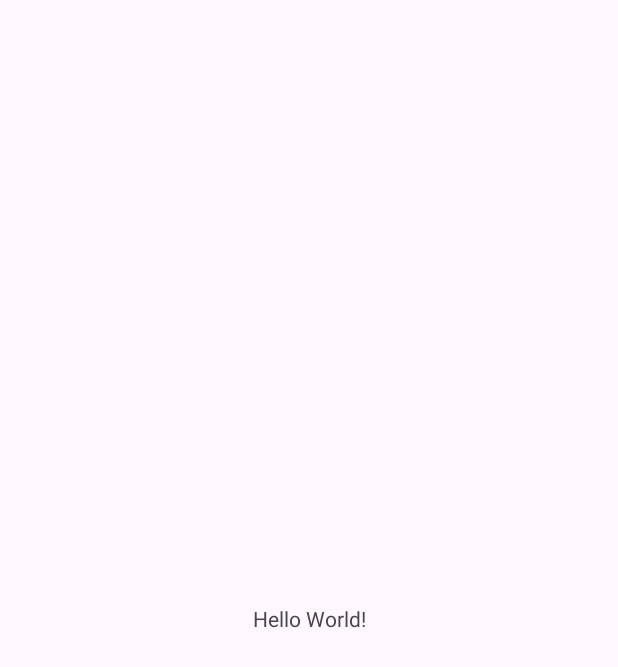
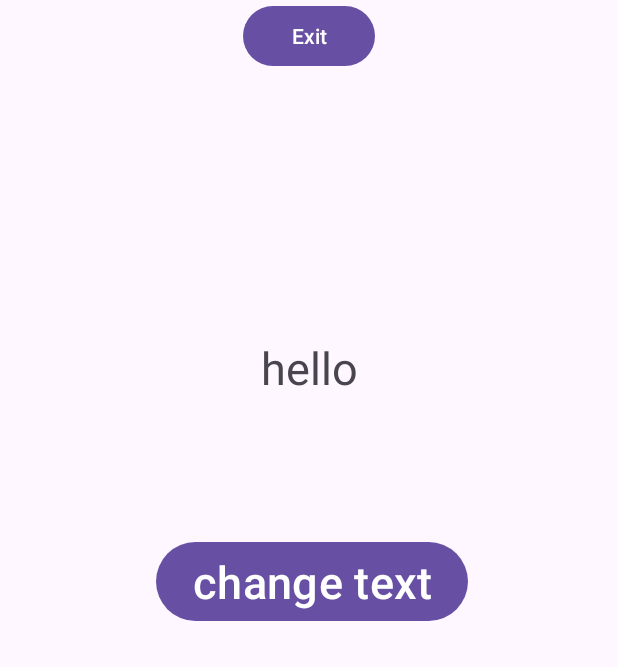
Before and after one commit to Mohmed331/mohamed, an Android app: the screen it shows after launch (MainActivity), on a phone screen of 412 x 824 dp. Before the commit the part shown is almost empty. Shown: the top 667 px of the screen. Run offline under Robolectric (Android 15) with nearby library versions, the phone set to English and light mode, and no system bars.

Commit message:
first ccc

```diff
--- a/app/src/main/java/com/example/myapplication1/MainActivity.java
+++ b/app/src/main/java/com/example/myapplication1/MainActivity.java
@@ -1,6 +1,8 @@
 package com.example.myapplication1;
 
 import android.os.Bundle;
+import android.view.View;
+import android.widget.TextView;
 
 import androidx.activity.EdgeToEdge;
 import androidx.appcompat.app.AppCompatActivity;
@@ -10,15 +12,19 @@ import androidx.core.view.WindowInsetsCompat;
 
 public class MainActivity extends AppCompatActivity {
 
+    private TextView etWelcome;
     @Override
     protected void onCreate(Bundle savedInstanceState) {
         super.onCreate(savedInstanceState);
-        EdgeToEdge.enable(this);
         setContentView(R.layout.activity_main);
-        ViewCompat.setOnApplyWindowInsetsListener(findViewById(R.id.main), (v, insets) -> {
-            Insets systemBars = insets.getInsets(WindowInsetsCompat.Type.systemBars());
-            v.setPadding(systemBars.left, systemBars.top, systemBars.right, systemBars.bottom);
-            return insets;
-        });
+        etWelcome=findViewById(R.id.text);
     }
+    public void change_text(View view){
+        etWelcome.setText("first App");
+    }
+    public void finishApp(View view){
+        finish();
+        System.exit(0);
+    }
+
 }
--- a/app/src/main/res/layout/activity_main.xml
+++ b/app/src/main/res/layout/activity_main.xml
@@ -7,13 +7,41 @@
     android:layout_height="match_parent"
     tools:context=".MainActivity">
 
+
     <TextView
+        android:id="@+id/text"
         android:layout_width="wrap_content"
         android:layout_height="wrap_content"
-        android:text="Hello World!"
+        android:text="hello"
+        android:textSize="30sp"
         app:layout_constraintBottom_toBottomOf="parent"
         app:layout_constraintEnd_toEndOf="parent"
         app:layout_constraintStart_toStartOf="parent"
-        app:layout_constraintTop_toTopOf="parent" />
+        app:layout_constraintTop_toTopOf="parent"
+        app:layout_constraintVertical_bias="0.287" />
+
+  <Button
+      android:id="@+id/button"
+      android:layout_width="wrap_content"
+      android:layout_height="wrap_content"
+      android:text="Exit"
+      android:onClick="finishApp"
+      app:layout_constraintEnd_toEndOf="parent"
+      app:layout_constraintStart_toStartOf="parent"
+    />
+    <Button
+        android:id="@+id/button2"
+        android:layout_width="wrap_content"
+        android:layout_height="wrap_content"
+        android:layout_marginStart="159dp"
+        android:layout_marginTop="92dp"
+        android:layout_marginEnd="164dp"
+        android:onClick="change_text"
+        android:text="change text"
+        android:textSize="30sp"
+        app:layout_constraintEnd_toEndOf="parent"
+        app:layout_constraintHorizontal_bias="0.468"
+        app:layout_constraintStart_toStartOf="parent"
+        app:layout_constraintTop_toBottomOf="@+id/text" />
 
 </androidx.constraintlayout.widget.ConstraintLayout>
```
